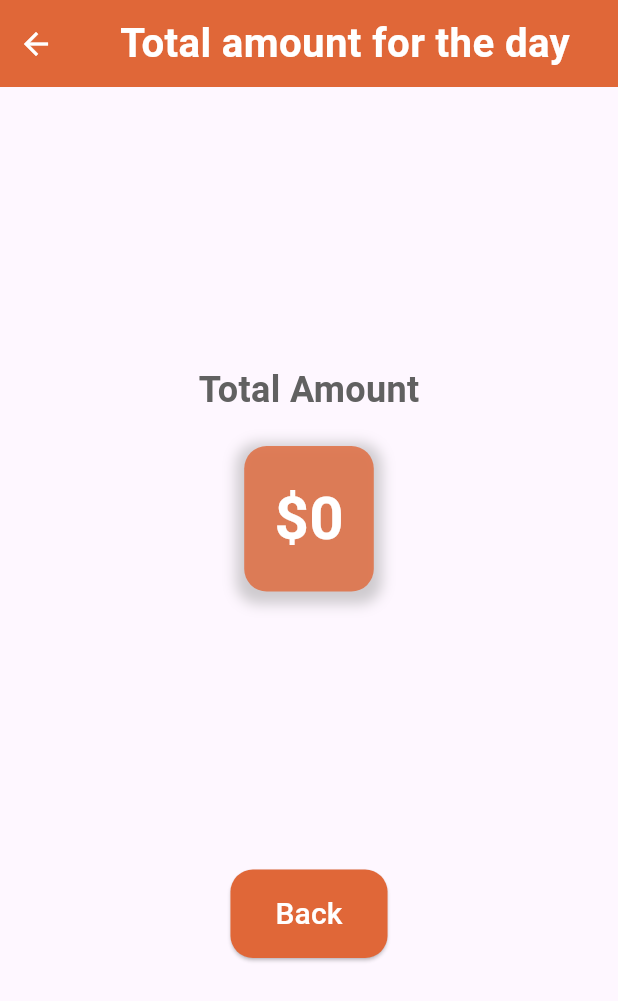
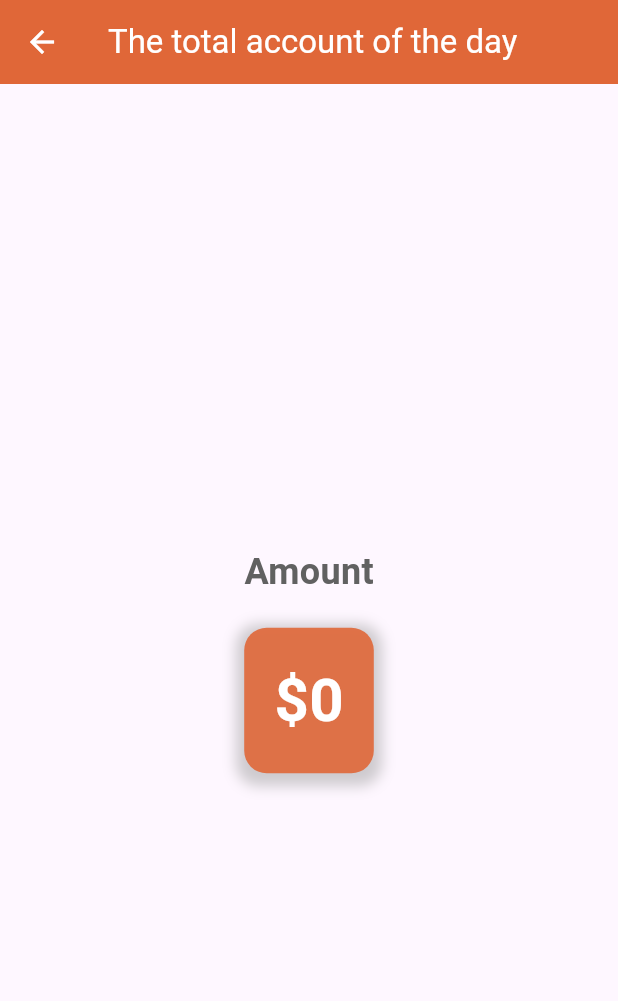
Before and after one commit to SaifSamir1/clothing_store_account_management, a Flutter app: the AccountTotalMoneyScreen screen opened by its route, on a phone screen of 412 x 824 dp. Shown: the top 1001 px of the screen. Run offline on Flutter 3.47's test engine with Material 3 defaults, Android fonts, the phone set to English and light mode, and no system bars; our stand-ins replace bloc, cloud_firestore, dartz, device_preview, firebase_auth, firebase_core and 7 more; accounts and stored records are empty.

Commit message:
- refactor some points

```diff
--- a/lib/features/customer_detailes/presentation/view/widgets/customer_details_list_view.dart
+++ b/lib/features/customer_detailes/presentation/view/widgets/customer_details_list_view.dart
@@ -30,9 +30,7 @@ class CustomerDetailsListView extends StatelessWidget {
                 .docs
                 .length,
             itemBuilder: (BuildContext context, int index) {
-              return AspectRatio(
-                aspectRatio: 4.5,
-                child: DetailsItem(
+              return DetailsItem(
                 allProducts: BlocProvider.of<CustomerDetailsCubit>(context)
                     .customerProductDetails!
                     .docs,
@@ -42,7 +40,6 @@ class CustomerDetailsListView extends StatelessWidget {
                         .productsAndDeductionDetails,
                 index: index,
                 allDetailsForTheCustomerModel: allDetailsForTheCustomerModel,
-                ),
               );
             },
           );
--- a/lib/features/customer_detailes/presentation/view/widgets/customer_details_popue_menu.dart
+++ b/lib/features/customer_detailes/presentation/view/widgets/customer_details_popue_menu.dart
@@ -56,7 +56,7 @@ class CustomerDetailsPopupMenu extends StatelessWidget {
     final pdfFile = await PdfService.generate(
       context: context,
       pagesContent: [
-        buildCustomerHeader(context,allDetailsForTheCustomerModel),
+        buildCustomerHeader(context),
         buildCustomerDetailTable(
           context: context,
         ),
--- a/lib/features/customer_detailes/presentation/view/widgets/details_grid_item.dart
+++ b/lib/features/customer_detailes/presentation/view/widgets/details_grid_item.dart
@@ -24,7 +24,7 @@ class DetailsItem extends StatelessWidget {
       color: Colors.black12,
       elevation: 0,
       child: Padding(
-        padding: const EdgeInsets.only(left: 15.0,right: 15,),
+        padding: const EdgeInsets.only(left: 15.0,right: 15,top: 15,bottom: 15),
         child: Row(
           children: [
             Text(
--- a/lib/features/home_view/presentation/views/account_total_mony_screen.dart
+++ b/lib/features/home_view/presentation/views/account_total_mony_screen.dart
@@ -1,30 +1,33 @@
-import 'package:account_mangment_responsive/features/add_and_edit_customer/presentation/views/widgets/custom_app_bar.dart';
 import 'package:account_mangment_responsive/features/home_view/presentation/manger/home_cubit.dart';
 import 'package:flutter/material.dart';
 import 'package:flutter_bloc/flutter_bloc.dart';
-import 'package:go_router/go_router.dart';
-
 import '../../../../core/utils/constant.dart';
+import '../../../../generated/l10n.dart';
 
 class AccountTotalMoneyScreen extends StatelessWidget {
   const AccountTotalMoneyScreen({Key? key}) : super(key: key);
 
   @override
   Widget build(BuildContext context) {
-    return SafeArea(
-      child: Scaffold(
-        body: Column(
+    return Scaffold(
+      appBar: AppBar(
+        leading: const BackButton(
+          color: Colors.white,
+        ),
+        backgroundColor: defaultColor,
+        title: Text(S.of(context).totalAccount,style: const TextStyle(
+          color: Colors.white
+        )),
+      ),
+      body: SafeArea(
+        child: SizedBox(
+          width: double.infinity,
+          child: Column(
+            crossAxisAlignment: CrossAxisAlignment.center,
             children: <Widget>[
-            CustomAppBar(
-              title: 'Total amount for the day',
-              icon: Icons.money,
-              backButtonOnPressed: () {
-                GoRouter.of(context).pop();
-              },
-            ),
               const Spacer(),
               Text(
-              "Total Amount",
+              S.of(context).amount,
                 style: TextStyle(
                   fontSize: 24,
                   fontWeight: FontWeight.bold,
@@ -35,7 +38,7 @@ class AccountTotalMoneyScreen extends StatelessWidget {
               Container(
                 padding: const EdgeInsets.all(20.0),
                 decoration: BoxDecoration(
-                color: defaultColor.withOpacity(.8),
+                  color: defaultColor.withOpacity(.9),
                   borderRadius: BorderRadius.circular(15.0),
                   boxShadow: [
                     BoxShadow(
@@ -56,27 +59,8 @@ class AccountTotalMoneyScreen extends StatelessWidget {
                 ),
               ),
               const Spacer(),
-            ElevatedButton(
-              onPressed: () {
-                GoRouter.of(context).pop();
-              },
-              style: ElevatedButton.styleFrom(
-                padding: const EdgeInsets.symmetric(horizontal: 30, vertical: 15),
-                shape: RoundedRectangleBorder(
-                  borderRadius: BorderRadius.circular(15.0),
+            ],
           ),
-                backgroundColor: defaultColor,
-              ),
-              child: const Text(
-                'Back',
-                style: TextStyle(
-                  fontSize: 20,
-                  color: Colors.white,
-                ),
-              ),
-            ),
-            const Spacer(),
-          ],
         ),
       ),
     );
--- a/lib/features/home_view/presentation/views/widgets/search_features.dart
+++ b/lib/features/home_view/presentation/views/widgets/search_features.dart
@@ -2,7 +2,6 @@ import 'package:account_mangment_responsive/features/home_view/presentation/view
 import 'package:account_mangment_responsive/features/home_view/presentation/views/widgets/saerch_appbar.dart';
 import 'package:flutter/material.dart';
 import 'package:flutter_bloc/flutter_bloc.dart';
-
 import '../../../../../core/cubits/language_cubit/language_cubit.dart';
 import '../../../../../core/utils/constant.dart';
 import '../../../../../core/caching/hive/my_box.dart';
@@ -60,6 +59,7 @@ List<Widget> buildAppBarActions(
             },
             icon: const Icon(
               Icons.search,
+              size:25,
               color: Colors.white,
             ),
           );
--- a/lib/l10n/intl_ar.arb
+++ b/lib/l10n/intl_ar.arb
@@ -83,5 +83,9 @@
   "Themoney" : "الحساب",
   "date" : "التاريخ" ,
   "theType" : "النوع",
-  "thePrice" : "السعر"
+  "thePrice" : "السعر",
+  "amount" : "الحساب الكلي",
+  "back" : "رجوع"
+
+
 }
--- a/lib/l10n/intl_en.arb
+++ b/lib/l10n/intl_en.arb
@@ -84,6 +84,8 @@
     "Themoney" : "The money",
     "date" : "Date",
     "theType" : "Type",
-    "thePrice" : "The price"
+    "thePrice" : "The price",
+    "amount" : "Amount",
+    "back" : "Back"
 
 }
--- a/lib/main.dart
+++ b/lib/main.dart
@@ -26,7 +26,7 @@ void main() async {
   userId = FirebaseAuth.instance.currentUser?.uid ?? '';
   runApp(
     DevicePreview(
-      enabled: false,
+      enabled: true,
       builder: (BuildContext context) => const MyApp(),
     ),
   );
--- a/pubspec.yaml
+++ b/pubspec.yaml
@@ -55,6 +55,7 @@ dependencies:
   url_launcher: ^6.2.4
   flutter_native_splash: ^2.3.7
   intl: ^0.18.0
+  flutter_screenutil: ^5.9.3
   flutter_localizations:
         sdk: flutter
 
```
Also changed, not shown: lib/features/add_product_and_deduction/data/models/product_model.dart (+0 -13 lines), lib/features/customer_detailes/presentation/view/widgets/customer_pdf/build_pdf_customer_header.dart (+6 -5 lines), lib/features/home_view/presentation/views/widgets/home_list_view.dart (+2 -5 lines), lib/features/home_view/presentation/views/widgets/search_list_view.dart (+2 -5 lines), lib/generated/intl/messages_ar.dart, lib/generated/intl/messages_en.dart, lib/generated/l10n.dart, pubspec.lock. Lines whose indentation alone changed are shown as unchanged.
